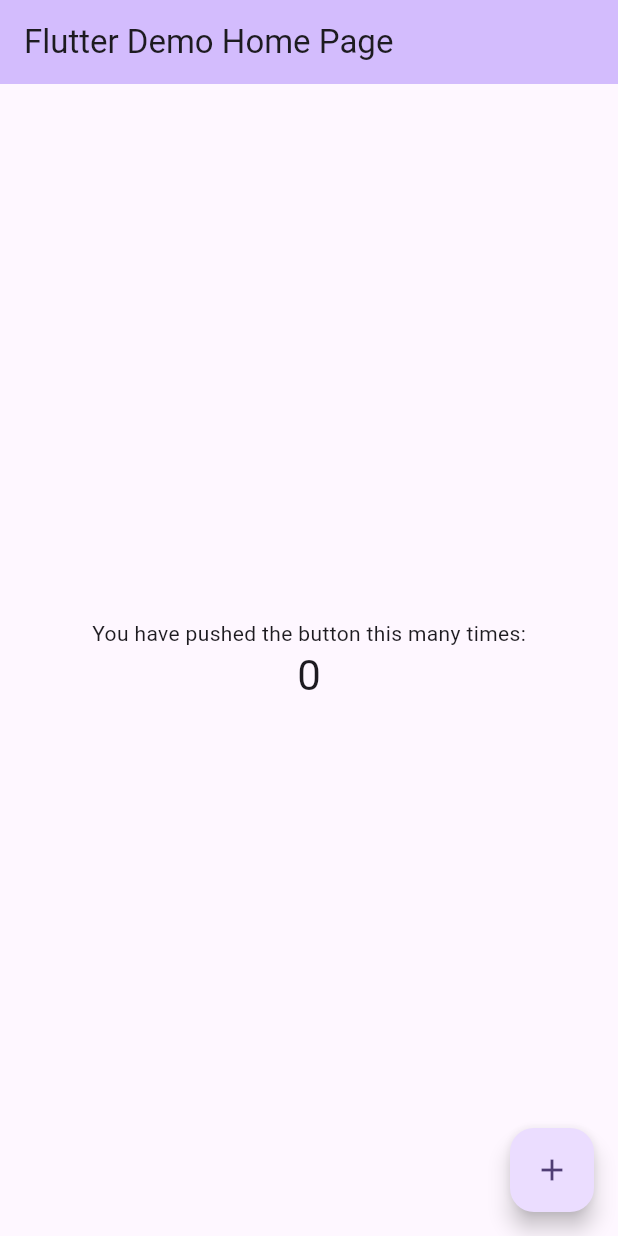
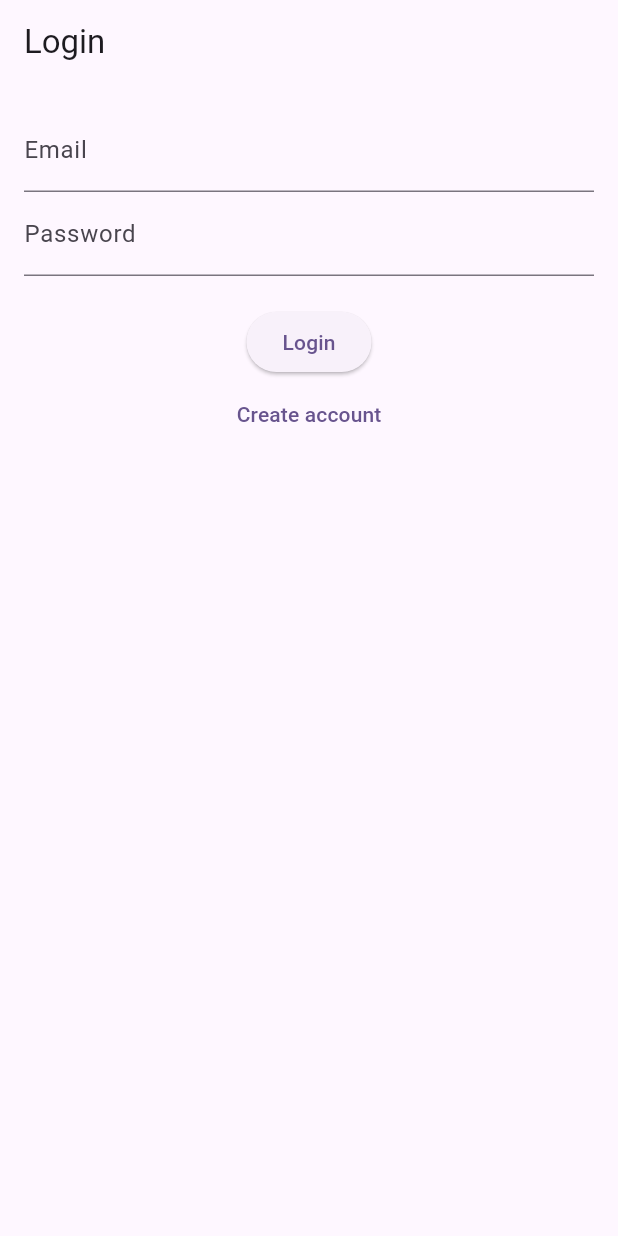
Before and after one commit to FarmerAKH/consistent_tracker_app, a Flutter app: the screen it shows after launch, on a phone screen of 412 x 824 dp. Run offline on Flutter 3.47's test engine with Material 3 defaults, Android fonts, the phone set to English and light mode, and no system bars; our stand-ins replace firebase_auth, firebase_core; accounts and stored records are empty.

Commit message:
Added Firebase authentication (login + register screens)

```diff
--- a/lib/main.dart
+++ b/lib/main.dart
@@ -1,122 +1,31 @@
 import 'package:flutter/material.dart';
+import 'package:firebase_core/firebase_core.dart';
+import 'firebase_options.dart';
 
-void main() {
+import 'screens/login_page.dart';
+
+void main() async {
+  WidgetsFlutterBinding.ensureInitialized();
+
+  await Firebase.initializeApp(
+    options: DefaultFirebaseOptions.currentPlatform,
+  );
+
   runApp(const MyApp());
 }
 
 class MyApp extends StatelessWidget {
   const MyApp({super.key});
 
-  // This widget is the root of your application.
   @override
   Widget build(BuildContext context) {
     return MaterialApp(
-      title: 'Flutter Demo',
+      debugShowCheckedModeBanner: false,
+      title: 'Staying Consistent',
       theme: ThemeData(
-        // This is the theme of your application.
-        //
-        // TRY THIS: Try running your application with "flutter run". You'll see
-        // the application has a purple toolbar. Then, without quitting the app,
-        // try changing the seedColor in the colorScheme below to Colors.green
-        // and then invoke "hot reload" (save your changes or press the "hot
-        // reload" button in a Flutter-supported IDE, or press "r" if you used
-        // the command line to start the app).
-        //
-        // Notice that the counter didn't reset back to zero; the application
-        // state is not lost during the reload. To reset the state, use hot
-        // restart instead.
-        //
-        // This works for code too, not just values: Most code changes can be
-        // tested with just a hot reload.
-        colorScheme: .fromSeed(seedColor: Colors.deepPurple),
+        colorScheme: ColorScheme.fromSeed(seedColor: Colors.deepPurple),
       ),
-      home: const MyHomePage(title: 'Flutter Demo Home Page'),
+      home: const LoginPage(),
     );
   }
 }
-
-class MyHomePage extends StatefulWidget {
-  const MyHomePage({super.key, required this.title});
-
-  // This widget is the home page of your application. It is stateful, meaning
-  // that it has a State object (defined below) that contains fields that affect
-  // how it looks.
-
-  // This class is the configuration for the state. It holds the values (in this
-  // case the title) provided by the parent (in this case the App widget) and
-  // used by the build method of the State. Fields in a Widget subclass are
-  // always marked "final".
-
-  final String title;
-
-  @override
-  State<MyHomePage> createState() => _MyHomePageState();
-}
-
-class _MyHomePageState extends State<MyHomePage> {
-  int _counter = 0;
-
-  void _incrementCounter() {
-    setState(() {
-      // This call to setState tells the Flutter framework that something has
-      // changed in this State, which causes it to rerun the build method below
-      // so that the display can reflect the updated values. If we changed
-      // _counter without calling setState(), then the build method would not be
-      // called again, and so nothing would appear to happen.
-      _counter++;
-    });
-  }
-
-  @override
-  Widget build(BuildContext context) {
-    // This method is rerun every time setState is called, for instance as done
-    // by the _incrementCounter method above.
-    //
-    // The Flutter framework has been optimized to make rerunning build methods
-    // fast, so that you can just rebuild anything that needs updating rather
-    // than having to individually change instances of widgets.
-    return Scaffold(
-      appBar: AppBar(
-        // TRY THIS: Try changing the color here to a specific color (to
-        // Colors.amber, perhaps?) and trigger a hot reload to see the AppBar
-        // change color while the other colors stay the same.
-        backgroundColor: Theme.of(context).colorScheme.inversePrimary,
-        // Here we take the value from the MyHomePage object that was created by
-        // the App.build method, and use it to set our appbar title.
-        title: Text(widget.title),
-      ),
-      body: Center(
-        // Center is a layout widget. It takes a single child and positions it
-        // in the middle of the parent.
-        child: Column(
-          // Column is also a layout widget. It takes a list of children and
-          // arranges them vertically. By default, it sizes itself to fit its
-          // children horizontally, and tries to be as tall as its parent.
-          //
-          // Column has various properties to control how it sizes itself and
-          // how it positions its children. Here we use mainAxisAlignment to
-          // center the children vertically; the main axis here is the vertical
-          // axis because Columns are vertical (the cross axis would be
-          // horizontal).
-          //
-          // TRY THIS: Invoke "debug painting" (choose the "Toggle Debug Paint"
-          // action in the IDE, or press "p" in the console), to see the
-          // wireframe for each widget.
-          mainAxisAlignment: .center,
-          children: [
-            const Text('You have pushed the button this many times:'),
-            Text(
-              '$_counter',
-              style: Theme.of(context).textTheme.headlineMedium,
-            ),
-          ],
-        ),
-      ),
-      floatingActionButton: FloatingActionButton(
-        onPressed: _incrementCounter,
-        tooltip: 'Increment',
-        child: const Icon(Icons.add),
-      ),
-    );
-  }
-}
--- /dev/null
+++ b/lib/screens/login_page.dart
@@ -0,0 +1,72 @@
+import 'package:flutter/material.dart';
+import '../services/auth_service.dart';
+import 'register_page.dart';
+
+class LoginPage extends StatefulWidget {
+  const LoginPage({super.key});
+
+  @override
+  State<LoginPage> createState() => _LoginPageState();
+}
+
+class _LoginPageState extends State<LoginPage> {
+  final emailController = TextEditingController();
+  final passwordController = TextEditingController();
+  final auth = AuthService();
+
+  void login() async {
+    try {
+      await auth.login(
+        emailController.text.trim(),
+        passwordController.text.trim(),
+      );
+
+      ScaffoldMessenger.of(context).showSnackBar(
+        const SnackBar(content: Text("Logged in!")),
+      );
+    } catch (e) {
+      ScaffoldMessenger.of(context).showSnackBar(
+        SnackBar(content: Text(e.toString())),
+      );
+    }
+  }
+
+  @override
+  Widget build(BuildContext context) {
+    return Scaffold(
+      appBar: AppBar(title: const Text("Login")),
+      body: Padding(
+        padding: const EdgeInsets.all(16),
+        child: Column(
+          children: [
+            TextField(
+              controller: emailController,
+              decoration: const InputDecoration(labelText: "Email"),
+            ),
+            TextField(
+              controller: passwordController,
+              decoration: const InputDecoration(labelText: "Password"),
+              obscureText: true,
+            ),
+            const SizedBox(height: 20),
+            ElevatedButton(
+              onPressed: login,
+              child: const Text("Login"),
+            ),
+            TextButton(
+              onPressed: () {
+                Navigator.push(
+                  context,
+                  MaterialPageRoute(
+                    builder: (_) => const RegisterPage(),
+                  ),
+                );
+              },
+              child: const Text("Create account"),
+            ),
+          ],
+        ),
+      ),
+    );
+  }
+}
--- /dev/null
+++ b/lib/services/auth_service.dart
@@ -0,0 +1,23 @@
+import 'package:firebase_auth/firebase_auth.dart';
+
+class AuthService {
+  final FirebaseAuth _auth = FirebaseAuth.instance;
+
+  Future<UserCredential> register(String email, String password) {
+    return _auth.createUserWithEmailAndPassword(
+      email: email,
+      password: password,
+    );
+  }
+
+  Future<UserCredential> login(String email, String password) {
+    return _auth.signInWithEmailAndPassword(
+      email: email,
+      password: password,
+    );
+  }
+
+  Future<void> logout() {
+    return _auth.signOut();
+  }
+}
--- a/pubspec.yaml
+++ b/pubspec.yaml
@@ -38,6 +38,11 @@ dependencies:
 dev_dependencies:
   flutter_test:
     sdk: flutter
+
+  firebase_core: ^4.0.0
+  firebase_auth: ^6.0.0
+
+  cupertino_icons: ^1.0.8
 
   # The "flutter_lints" package below contains a set of recommended lints to
   # encourage good coding practices. The lint set provided by the package is
```
Also changed, not shown: lib/screens/register_page.dart (added, +62 -0 lines), firebase.json (added), lib/firebase_options.dart (added), pubspec.lock, 6 other files.
